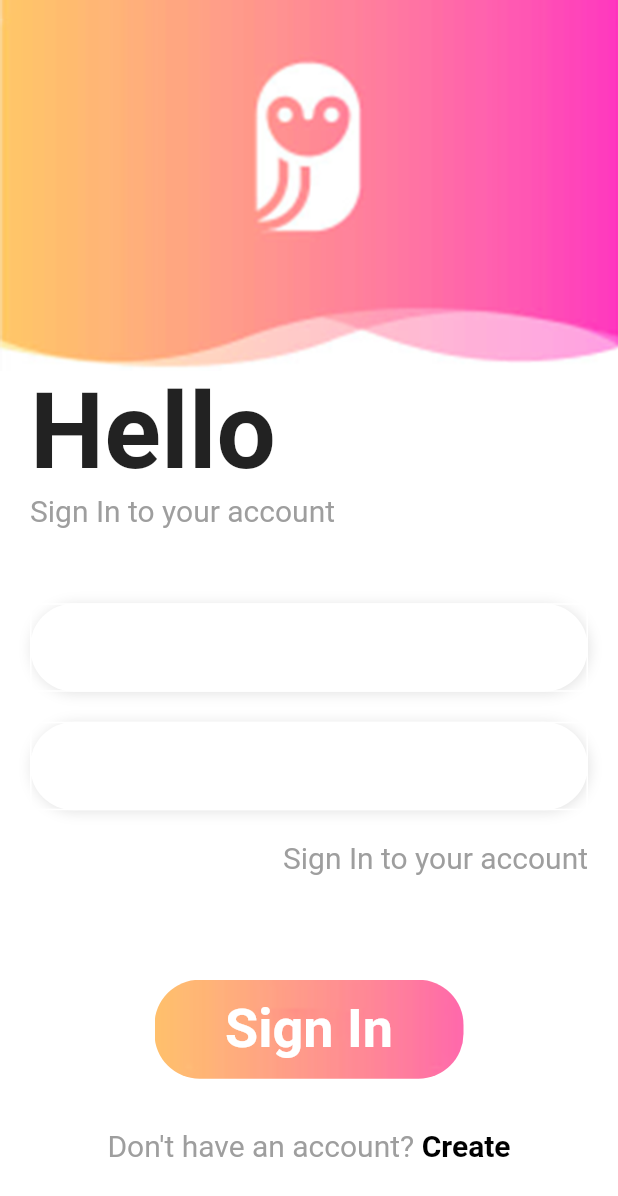
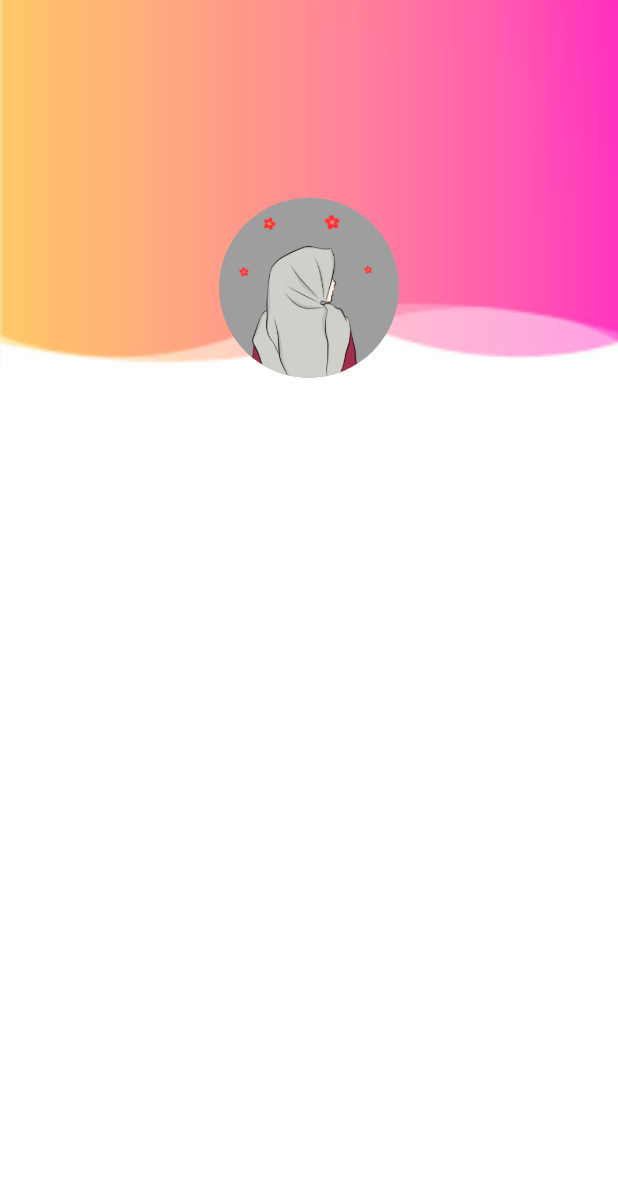
Before and after one commit to tarzann419/flutter_firebase, a Flutter app: the screen it shows after launch, on a phone screen of 412 x 824 dp. Shown: the top 1196 px of the screen. Run offline on Flutter 3.47's test engine with Material 2 defaults, Android fonts, the phone set to English and light mode, and no system bars.

Commit message:
new page commit

```diff
--- a/lib/login_page.dart
+++ b/lib/login_page.dart
@@ -148,7 +148,7 @@ class _LoginPageState extends State<LoginPage> {
               ),
             ),
           ),
-          SizedBox(height: w*0.08),
+          SizedBox(height: w*0.2),
           RichText(text: TextSpan(
             text: "Don\'t have an account?",
             style: TextStyle(
--- a/lib/main.dart
+++ b/lib/main.dart
@@ -1,4 +1,5 @@
 import 'package:flutter/material.dart';
+import 'package:flutter_firebase/signup_page.dart';
 import 'login_page.dart';
 
 void main() {
@@ -18,7 +19,8 @@ class MyApp extends StatelessWidget {
 
         primarySwatch: Colors.blue,
       ),
-      home: LoginPage()
+      // home: LoginPage()
+      home: SignUpPage()
     );
   }
 }
--- /dev/null
+++ b/lib/signup_page.dart
@@ -0,0 +1,178 @@
+import 'package:flutter/material.dart';
+
+class SignUpPage extends StatelessWidget {
+  const SignUpPage({Key? key}) : super(key: key);
+
+  @override
+  Widget build(BuildContext context) {
+    double w = MediaQuery.of(context).size.width;
+    double h = MediaQuery.of(context).size.height;
+    return Scaffold(
+      backgroundColor: Colors.white,
+      body: Column(
+        children: [
+          Container(
+            width: w,
+            height: h*0.3,
+            decoration: BoxDecoration(
+                image: DecorationImage(
+                    image: AssetImage(
+                        "assets/img/signup.png"
+                    ),
+                    fit: BoxFit.cover
+                )
+            ),
+            child: Column(
+              children: [
+                SizedBox(height: h*0.16,),
+                CircleAvatar(
+                  radius: 60,
+                  backgroundImage: AssetImage("assets/img/profile1.png"),
+                  backgroundColor: Colors.grey,
+
+                )
+              ],
+            ),
+          ),
+          // Container(
+          //   margin: const EdgeInsets.only(left: 20.0, right: 20.0),
+          //   width: w,
+          //   child: Column(
+          //     crossAxisAlignment: CrossAxisAlignment.start,
+          //     children: [
+          //       Text(
+          //         "Hello", style: TextStyle(
+          //           fontSize: 70,
+          //           fontWeight: FontWeight.bold
+          //       ),),
+          //       Text(
+          //         "Sign In to your account", style: TextStyle(
+          //         fontSize: 20,
+          //         color: Colors.grey,
+          //       ),),
+          //       SizedBox(height: 50,),
+          //       Container(
+          //         decoration: BoxDecoration(
+          //             color: Colors.white,
+          //             borderRadius: BorderRadius.circular(30.0),
+          //             boxShadow: [
+          //               BoxShadow(
+          //                   blurRadius: 7,
+          //                   offset: Offset(1, 1),
+          //                   color: Colors.grey.withOpacity(0.3)
+          //               )
+          //             ]
+          //         ),
+          //         child: TextField(
+          //           decoration: InputDecoration(
+          //             focusedBorder: OutlineInputBorder(
+          //                 borderRadius: BorderRadius.circular(30.0), // for removing rectangular edges on the input field
+          //                 borderSide: BorderSide(
+          //                   color: Colors.white,
+          //                 )
+          //             ),
+          //             enabledBorder: OutlineInputBorder(
+          //                 borderSide: BorderSide(
+          //                   color: Colors.white,
+          //                 )
+          //             ),
+          //             border: OutlineInputBorder(
+          //                 borderRadius: BorderRadius.circular(30.0)
+          //             ),
+          //           ),
+          //         ),
+          //       ),
+          //       SizedBox(height: 20,),
+          //       Container(
+          //         decoration: BoxDecoration(
+          //             color: Colors.white,
+          //             borderRadius: BorderRadius.circular(30.0),
+          //             boxShadow: [
+          //               BoxShadow(
+          //                   blurRadius: 7,
+          //                   offset: Offset(1, 1),
+          //                   color: Colors.grey.withOpacity(0.3)
+          //               )
+          //             ]
+          //         ),
+          //         child: TextField(
+          //           decoration: InputDecoration(
+          //             focusedBorder: OutlineInputBorder(
+          //                 borderRadius: BorderRadius.circular(30.0), // for removing rectangular edges on the input field
+          //                 borderSide: BorderSide(
+          //                   color: Colors.white,
+          //                 )
+          //             ),
+          //             enabledBorder: OutlineInputBorder(
+          //                 borderSide: BorderSide(
+          //                   color: Colors.white,
+          //                 )
+          //             ),
+          //             border: OutlineInputBorder(
+          //                 borderRadius: BorderRadius.circular(30.0)
+          //             ),
+          //           ),
+          //         ),
+          //       ),
+          //       SizedBox(height: 20,),
+          //       Row(
+          //         children: [
+          //           Expanded(child: Container(),), // we use an empty container to push the text so we can get the text to the right side
+          //           Text(
+          //             "Sign In to your account", style: TextStyle(
+          //             fontSize: 20,
+          //             color: Colors.grey,
+          //           ),),
+          //         ],
+          //       ),
+          //
+          //     ],
+          //   ),
+          // ),
+          // SizedBox(height: 70,),
+          // Container(
+          //   width: w*0.5,
+          //   height: h*0.08,
+          //   decoration: BoxDecoration(
+          //       borderRadius: BorderRadius.circular(30),
+          //       image: DecorationImage(
+          //           image: AssetImage(
+          //               "assets/img/loginbtn.png"
+          //           ),
+          //           fit: BoxFit.cover
+          //       )
+          //   ),
+          //   child: Center(
+          //     child: Text(
+          //       "Sign In",
+          //       style: TextStyle(
+          //         fontSize: 36,
+          //         color: Colors.white,
+          //         fontWeight: FontWeight.bold,
+          //       ),
+          //     ),
+          //   ),
+          // ),
+          // SizedBox(height: w*0.2),
+          // RichText(text: TextSpan(
+          //     text: "Don\'t have an account?",
+          //     style: TextStyle(
+          //       color: Colors.grey[500],
+          //       fontSize: 20,
+          //     ),
+          //     children: [
+          //       TextSpan(
+          //         text: " Create",
+          //         style: TextStyle(
+          //           color: Colors.black,
+          //           fontSize: 20,
+          //           fontWeight: FontWeight.bold,
+          //         ),)
+          //     ]
+          // ),
+          // ),
+        ],
+      ),
+    );
+  }
+}
```
